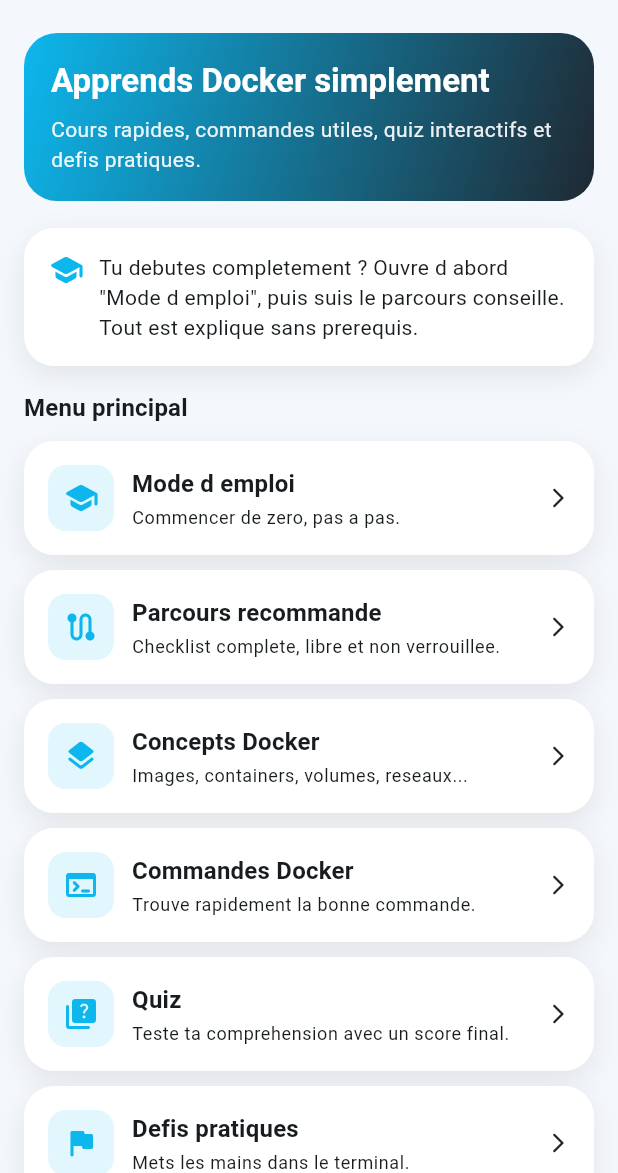
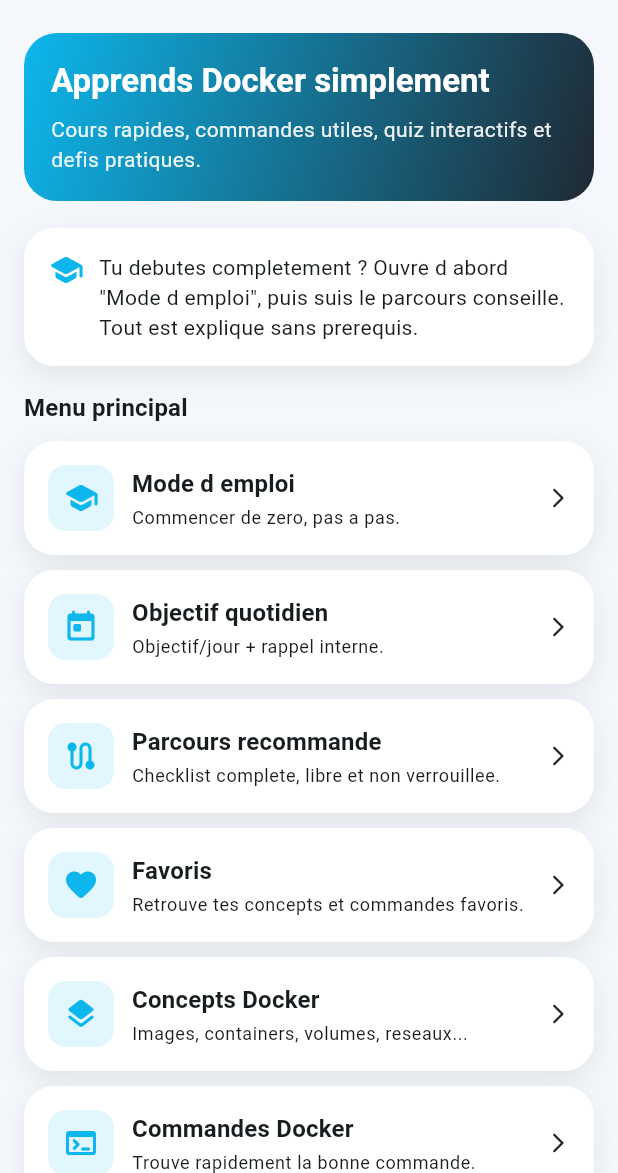
Before and after one commit to stephaneG-frep/dockflow_learn, a Flutter app: the screen it shows after launch, after a tap on "Passer", on a phone screen of 412 x 824 dp, the part 63-1236 px from its top. Run offline on Flutter 3.47's test engine with Material 3 defaults, Android fonts, the phone set to English and light mode, and no system bars; our stand-ins replace hive_flutter; accounts and stored records are empty.

Commit message:
rappel objectif quotidien et autres

```diff
--- a/lib/data/mock_learning_modules.dart
+++ b/lib/data/mock_learning_modules.dart
@@ -17,7 +17,7 @@
     title: '2. Concepts essentiels',
     description: 'Images, containers, volumes, networks, Dockerfile, Compose.',
     estimatedMinutes: 15,
-    targetScreenIndex: 3,
+    targetScreenIndex: 5,
     outcomes: <String>[
       'Savoir nommer les briques principales.',
       'Savoir quand utiliser chaque concept.',
@@ -28,7 +28,7 @@
     title: '3. Commandes de base',
     description: 'Revoir les commandes incontournables du quotidien.',
     estimatedMinutes: 12,
-    targetScreenIndex: 4,
+    targetScreenIndex: 6,
     outcomes: <String>[
       'Lister, lancer, inspecter et depanner un container.',
       'Identifier les commandes Compose utiles.',
@@ -39,7 +39,7 @@
     title: '4. Verification rapide',
     description: 'Passer le quiz pour valider les acquis.',
     estimatedMinutes: 6,
-    targetScreenIndex: 5,
+    targetScreenIndex: 7,
     outcomes: <String>[
       'Mesurer son niveau actuel.',
       'Revoir les explications en cas d erreur.',
@@ -50,7 +50,7 @@
     title: '5. Pratique terminal',
     description: 'Executer des mini defis pour ancrer les reflexes.',
     estimatedMinutes: 20,
-    targetScreenIndex: 6,
+    targetScreenIndex: 8,
     outcomes: <String>[
       'Passer de la theorie a la pratique.',
       'Gagner en autonomie sur le terminal.',
@@ -61,7 +61,7 @@
     title: '6. Revision continue',
     description: 'Utiliser le glossaire comme support anti-blocage.',
     estimatedMinutes: 5,
-    targetScreenIndex: 7,
+    targetScreenIndex: 9,
     outcomes: <String>[
       'Retrouver rapidement les definitions.',
       'Renforcer le vocabulaire technique.',
--- a/lib/models/user_progress.dart
+++ b/lib/models/user_progress.dart
@@ -10,6 +10,9 @@
     required this.favoriteConceptIds,
     required this.favoriteCommandIds,
     required this.completedLearningModuleIds,
+    required this.dailyGoalTarget,
+    required this.remindersEnabled,
+    required this.dailyActivityCounts,
   });
 
   factory UserProgress.initial() {
@@ -24,10 +27,17 @@
       favoriteConceptIds: <String>{},
       favoriteCommandIds: <String>{},
       completedLearningModuleIds: <String>{},
+      dailyGoalTarget: 3,
+      remindersEnabled: true,
+      dailyActivityCounts: <String, int>{},
     );
   }
 
   factory UserProgress.fromMap(Map<String, dynamic> map) {
+    final Map<String, dynamic> rawDailyCounts = Map<String, dynamic>.from(
+      map['dailyActivityCounts'] ?? <String, dynamic>{},
+    );
+
     return UserProgress(
       completedConceptIds: Set<String>.from(
         map['completedConceptIds'] ?? <String>[],
@@ -49,6 +59,11 @@
       completedLearningModuleIds: Set<String>.from(
         map['completedLearningModuleIds'] ?? <String>[],
       ),
+      dailyGoalTarget: map['dailyGoalTarget'] as int? ?? 3,
+      remindersEnabled: map['remindersEnabled'] as bool? ?? true,
+      dailyActivityCounts: rawDailyCounts.map(
+        (key, value) => MapEntry(key, (value as num).toInt()),
+      ),
     );
   }
 
@@ -62,6 +77,9 @@
   final Set<String> favoriteConceptIds;
   final Set<String> favoriteCommandIds;
   final Set<String> completedLearningModuleIds;
+  final int dailyGoalTarget;
+  final bool remindersEnabled;
+  final Map<String, int> dailyActivityCounts;
 
   Map<String, dynamic> toMap() {
     return <String, dynamic>{
@@ -75,6 +93,9 @@
       'favoriteConceptIds': favoriteConceptIds.toList(),
       'favoriteCommandIds': favoriteCommandIds.toList(),
       'completedLearningModuleIds': completedLearningModuleIds.toList(),
+      'dailyGoalTarget': dailyGoalTarget,
+      'remindersEnabled': remindersEnabled,
+      'dailyActivityCounts': dailyActivityCounts,
     };
   }
 
@@ -89,6 +110,9 @@
     Set<String>? favoriteConceptIds,
     Set<String>? favoriteCommandIds,
     Set<String>? completedLearningModuleIds,
+    int? dailyGoalTarget,
+    bool? remindersEnabled,
+    Map<String, int>? dailyActivityCounts,
   }) {
     return UserProgress(
       completedConceptIds: completedConceptIds ?? this.completedConceptIds,
@@ -103,6 +127,9 @@
       favoriteCommandIds: favoriteCommandIds ?? this.favoriteCommandIds,
       completedLearningModuleIds:
           completedLearningModuleIds ?? this.completedLearningModuleIds,
+      dailyGoalTarget: dailyGoalTarget ?? this.dailyGoalTarget,
+      remindersEnabled: remindersEnabled ?? this.remindersEnabled,
+      dailyActivityCounts: dailyActivityCounts ?? this.dailyActivityCounts,
     );
   }
 
@@ -175,6 +202,20 @@
     return copyWith(completedLearningModuleIds: updated);
   }
 
+  UserProgress withDailyGoalTarget(int target) {
+    return copyWith(dailyGoalTarget: target.clamp(1, 20));
+  }
+
+  UserProgress withRemindersEnabled(bool enabled) {
+    return copyWith(remindersEnabled: enabled);
+  }
+
+  UserProgress withRegisteredAction(String dayKey) {
+    final updated = <String, int>{...dailyActivityCounts};
+    updated[dayKey] = (updated[dayKey] ?? 0) + 1;
+    return copyWith(dailyActivityCounts: updated);
+  }
+
   UserProgress resetLearningData({required bool keepDarkMode}) {
     return UserProgress(
       completedConceptIds: <String>{},
@@ -187,6 +228,9 @@
       favoriteConceptIds: <String>{},
       favoriteCommandIds: <String>{},
       completedLearningModuleIds: <String>{},
+      dailyGoalTarget: dailyGoalTarget,
+      remindersEnabled: remindersEnabled,
+      dailyActivityCounts: <String, int>{},
     );
   }
 }
--- a/lib/screens/app_shell_screen.dart
+++ b/lib/screens/app_shell_screen.dart
@@ -9,6 +9,8 @@
 import 'challenges_screen.dart';
 import 'commands_screen.dart';
 import 'concepts_screen.dart';
+import 'daily_learning_screen.dart';
+import 'favorites_screen.dart';
 import 'glossary_screen.dart';
 import 'guide_screen.dart';
 import 'home_screen.dart';
@@ -35,7 +37,9 @@
   static const List<String> _titles = <String>[
     'DockFlow Learn',
     'Mode d emploi',
+    'Quotidien',
     'Parcours',
+    'Favoris',
     'Concepts Docker',
     'Commandes Docker',
     'Quiz Docker',
@@ -55,7 +59,15 @@
         onNavigateToTab: _goToScreen,
       ),
       const GuideScreen(),
+      DailyLearningScreen(
+        progressService: widget.progressService,
+        onNavigateToScreen: _goToScreen,
+      ),
       LearningPathScreen(
+        progressService: widget.progressService,
+        onNavigateToScreen: _goToScreen,
+      ),
+      FavoritesScreen(
         progressService: widget.progressService,
         onNavigateToScreen: _goToScreen,
       ),
@@ -134,58 +146,70 @@
                         onTap: () => _goToScreen(1),
                       ),
                       _DrawerNavTile(
-                        title: 'Parcours recommande',
-                        icon: Icons.route_rounded,
+                        title: 'Objectif quotidien',
+                        icon: Icons.today_rounded,
                         selected: _currentIndex == 2,
                         onTap: () => _goToScreen(2),
                       ),
                       _DrawerNavTile(
-                        title: 'Concepts Docker',
-                        icon: Icons.layers_rounded,
+                        title: 'Parcours recommande',
+                        icon: Icons.route_rounded,
                         selected: _currentIndex == 3,
                         onTap: () => _goToScreen(3),
                       ),
                       _DrawerNavTile(
-                        title: 'Commandes Docker',
-                        icon: Icons.terminal_rounded,
+                        title: 'Favoris',
+                        icon: Icons.favorite_rounded,
                         selected: _currentIndex == 4,
                         onTap: () => _goToScreen(4),
                       ),
                       _DrawerNavTile(
-                        title: 'Quiz',
-                        icon: Icons.quiz_rounded,
+                        title: 'Concepts Docker',
+                        icon: Icons.layers_rounded,
                         selected: _currentIndex == 5,
                         onTap: () => _goToScreen(5),
                       ),
                       _DrawerNavTile(
-                        title: 'Defis pratiques',
-                        icon: Icons.flag_rounded,
+                        title: 'Commandes Docker',
+                        icon: Icons.terminal_rounded,
                         selected: _currentIndex == 6,
                         onTap: () => _goToScreen(6),
                       ),
                       _DrawerNavTile(
-                        title: 'Glossaire',
-                        icon: Icons.menu_book_rounded,
+                        title: 'Quiz',
+                        icon: Icons.quiz_rounded,
                         selected: _currentIndex == 7,
                         onTap: () => _goToScreen(7),
                       ),
                       _DrawerNavTile(
-                        title: 'Recherche globale',
-                        icon: Icons.search_rounded,
+                        title: 'Defis pratiques',
+                        icon: Icons.flag_rounded,
                         selected: _currentIndex == 8,
                         onTap: () => _goToScreen(8),
                       ),
                       _DrawerNavTile(
-                        title: 'Statistiques',
-                        icon: Icons.bar_chart_rounded,
+                        title: 'Glossaire',
+                        icon: Icons.menu_book_rounded,
                         selected: _currentIndex == 9,
                         onTap: () => _goToScreen(9),
                       ),
                       _DrawerNavTile(
+                        title: 'Recherche globale',
+                        icon: Icons.search_rounded,
+                        selected: _currentIndex == 10,
+                        onTap: () => _goToScreen(10),
+                      ),
+                      _DrawerNavTile(
+                        title: 'Statistiques',
+                        icon: Icons.bar_chart_rounded,
+                        selected: _currentIndex == 11,
+                        onTap: () => _goToScreen(11),
+                      ),
+                      _DrawerNavTile(
                         title: 'Parametres',
                         icon: Icons.settings_rounded,
-                        selected: _currentIndex == 10,
-                        onTap: () => _goToScreen(10),
+                        selected: _currentIndex == 12,
+                        onTap: () => _goToScreen(12),
                       ),
                       const Divider(height: 24),
                       SwitchListTile.adaptive(
--- a/lib/screens/home_screen.dart
+++ b/lib/screens/home_screen.dart
@@ -89,59 +89,73 @@
             ),
             const SizedBox(height: 10),
             MenuTileCard(
+              title: 'Objectif quotidien',
+              subtitle: 'Objectif/jour + rappel interne.',
+              icon: Icons.today_rounded,
+              onTap: () => onNavigateToTab(2),
+            ),
+            const SizedBox(height: 10),
+            MenuTileCard(
               title: 'Parcours recommande',
               subtitle: 'Checklist complete, libre et non verrouillee.',
               icon: Icons.route_rounded,
-              onTap: () => onNavigateToTab(2),
+              onTap: () => onNavigateToTab(3),
+            ),
+            const SizedBox(height: 10),
+            MenuTileCard(
+              title: 'Favoris',
+              subtitle: 'Retrouve tes concepts et commandes favoris.',
+              icon: Icons.favorite_rounded,
+              onTap: () => onNavigateToTab(4),
             ),
             const SizedBox(height: 10),
             MenuTileCard(
               title: 'Concepts Docker',
               subtitle: 'Images, containers, volumes, reseaux...',
               icon: Icons.layers_rounded,
-              onTap: () => onNavigateToTab(3),
+              onTap: () => onNavigateToTab(5),
             ),
             const SizedBox(height: 10),
             MenuTileCard(
               title: 'Commandes Docker',
               subtitle: 'Trouve rapidement la bonne commande.',
               icon: Icons.terminal_rounded,
-              onTap: () => onNavigateToTab(4),
+              onTap: () => onNavigateToTab(6),
             ),
             const SizedBox(height: 10),
             MenuTileCard(
               title: 'Quiz',
               subtitle: 'Teste ta comprehension avec un score final.',
               icon: Icons.quiz_rounded,
-              onTap: () => onNavigateToTab(5),
+              onTap: () => onNavigateToTab(7),
             ),
             const SizedBox(height: 10),
             MenuTileCard(
               title: 'Defis pratiques',
               subtitle: 'Mets les mains dans le terminal.',
               icon: Icons.flag_rounded,
-              onTap: () => onNavigateToTab(6),
+              onTap: () => onNavigateToTab(8),
             ),
             const SizedBox(height: 10),
             MenuTileCard(
               title: 'Glossaire',
               subtitle: 'Retrouve les termes techniques rapidement.',
               icon: Icons.menu_book_rounded,
-              onTap: () => onNavigateToTab(7),
+              onTap: () => onNavigateToTab(9),
             ),
             const SizedBox(height: 10),
             MenuTileCard(
               title: 'Recherche globale',
               subtitle: 'Trouve un terme dans toute l app.',
               icon: Icons.search_rounded,
-              onTap: () => onNavigateToTab(8),
+              onTap: () => onNavigateToTab(10),
             ),
             const SizedBox(height: 10),
             MenuTileCard(
               title: 'Statistiques',
               subtitle: 'Voir progression et badges.',
               icon: Icons.bar_chart_rounded,
-              onTap: () => onNavigateToTab(9),
+              onTap: () => onNavigateToTab(11),
             ),
             const SizedBox(height: 18),
             Text(
@@ -174,9 +188,30 @@
                   label: 'Quiz termines',
                   value: '${progress.completedQuizCount}',
                 ),
+                ProgressStatChip(
+                  label: 'Favoris',
+                  value:
+                      '${progress.favoriteConceptIds.length + progress.favoriteCommandIds.length}',
+                ),
               ],
             ),
             const SizedBox(height: 16),
+            if (progress.remindersEnabled)
+              AppCard(
+                child: Row(
+                  crossAxisAlignment: CrossAxisAlignment.start,
+                  children: <Widget>[
+                    const Icon(Icons.notifications_active_rounded),
+                    const SizedBox(width: 10),
+                    Expanded(
+                      child: Text(
+                        'Rappel interne: objectif quotidien ${progress.dailyGoalTarget} actions. Ouvre "Objectif quotidien" pour suivre ta progression.',
+                      ),
+                    ),
+                  ],
+                ),
+              ),
+            if (progress.remindersEnabled) const SizedBox(height: 12),
             const AppCard(
               child: Row(
                 crossAxisAlignment: CrossAxisAlignment.start,
--- a/lib/screens/settings_screen.dart
+++ b/lib/screens/settings_screen.dart
@@ -70,6 +70,16 @@
                     value: progress.isDarkMode,
                     onChanged: (value) => progressService.setDarkMode(value),
                   ),
+                  SwitchListTile.adaptive(
+                    contentPadding: EdgeInsets.zero,
+                    title: const Text('Rappel interne quotidien'),
+                    subtitle: const Text(
+                      'Affiche des rappels dans l app si objectif non atteint.',
+                    ),
+                    value: progress.remindersEnabled,
+                    onChanged: (value) =>
+                        progressService.setRemindersEnabled(value),
+                  ),
                 ],
               ),
             ),
```
Also changed, not shown: lib/screens/daily_learning_screen.dart (added, +206 -0 lines), lib/screens/favorites_screen.dart (added, +158 -0 lines), lib/screens/search_screen.dart (+4 -4 lines), lib/services/progress_service.dart (+49 -5 lines).
